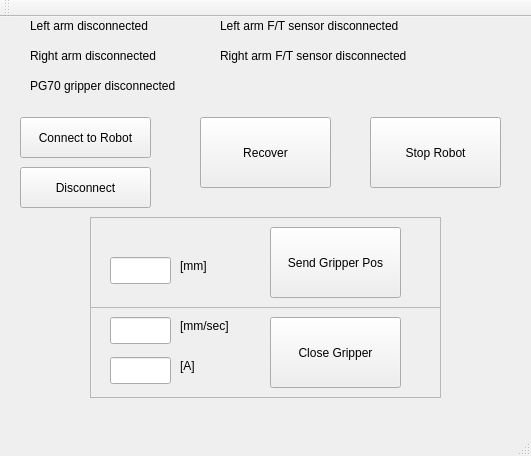
Before: the Qt Designer form dumbo_dashboard/ui/mainwindow.ui in kth-ros-pkg/dumbo_gui, drawn with Qt 5.
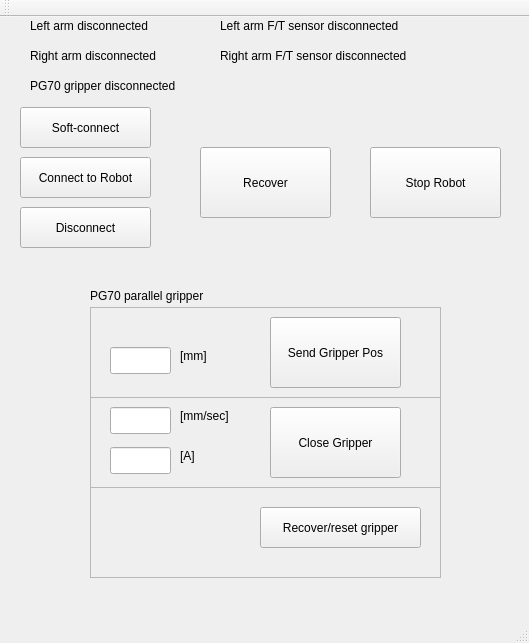
After: the same form once the commit is applied.

Commit message: added soft-connect and parallel gripper buttons

The edit to the form file:
```diff
--- a/dumbo_dashboard/ui/mainwindow.ui
+++ b/dumbo_dashboard/ui/mainwindow.ui
@@ -6,8 +6,8 @@
    <rect>
     <x>0</x>
     <y>0</y>
-    <width>531</width>
-    <height>456</height>
+    <width>529</width>
+    <height>643</height>
    </rect>
   </property>
   <property name="windowTitle">
@@ -18,7 +18,7 @@
     <property name="geometry">
      <rect>
       <x>370</x>
-      <y>100</y>
+      <y>130</y>
       <width>131</width>
       <height>71</height>
      </rect>
@@ -31,7 +31,7 @@
     <property name="geometry">
      <rect>
       <x>20</x>
-      <y>100</y>
+      <y>140</y>
       <width>131</width>
       <height>41</height>
      </rect>
@@ -44,7 +44,7 @@
     <property name="geometry">
      <rect>
       <x>200</x>
-      <y>100</y>
+      <y>130</y>
       <width>131</width>
       <height>71</height>
      </rect>
@@ -83,7 +83,7 @@
     <property name="geometry">
      <rect>
       <x>90</x>
-      <y>200</y>
+      <y>290</y>
       <width>351</width>
       <height>91</height>
      </rect>
@@ -135,7 +135,7 @@
     <property name="geometry">
      <rect>
       <x>90</x>
-      <y>290</y>
+      <y>380</y>
       <width>351</width>
       <height>91</height>
      </rect>
@@ -210,7 +210,7 @@
     <property name="geometry">
      <rect>
       <x>20</x>
-      <y>150</y>
+      <y>190</y>
       <width>131</width>
       <height>41</height>
      </rect>
@@ -258,6 +258,64 @@
      <string>PG70 gripper disconnected</string>
     </property>
    </widget>
+   <widget class="QFrame" name="frame_3">
+    <property name="geometry">
+     <rect>
+      <x>90</x>
+      <y>470</y>
+      <width>351</width>
+      <height>91</height>
+     </rect>
+    </property>
+    <property name="frameShape">
+     <enum>QFrame::StyledPanel</enum>
+    </property>
+    <property name="frameShadow">
+     <enum>QFrame::Raised</enum>
+    </property>
+    <widget class="QPushButton" name="recover_gripper_button">
+     <property name="geometry">
+      <rect>
+       <x>170</x>
+       <y>20</y>
+       <width>161</width>
+       <height>41</height>
+      </rect>
+     </property>
+     <property name="text">
+      <string>Recover/reset gripper</string>
+     </property>
+    </widget>
+   </widget>
+   <widget class="QLabel" name="label_4">
+    <property name="geometry">
+     <rect>
+      <x>90</x>
+      <y>270</y>
+      <width>161</width>
+      <height>17</height>
+     </rect>
+    </property>
+    <property name="text">
+     <string>PG70 parallel gripper</string>
+    </property>
+   </widget>
+   <widget class="QPushButton" name="soft_connect_button">
+    <property name="geometry">
+     <rect>
+      <x>20</x>
+      <y>90</y>
+      <width>131</width>
+      <height>41</height>
+     </rect>
+    </property>
+    <property name="whatsThis">
+     <string>&lt;html&gt;&lt;head/&gt;&lt;body&gt;&lt;p&gt;Connect to Dumbo without activating the arms!!&lt;/p&gt;&lt;/body&gt;&lt;/html&gt;</string>
+    </property>
+    <property name="text">
+     <string>Soft-connect</string>
+    </property>
+   </widget>
   </widget>
   <widget class="QToolBar" name="mainToolBar">
    <attribute name="toolBarArea">
```
The commit also changes 4 other files.
